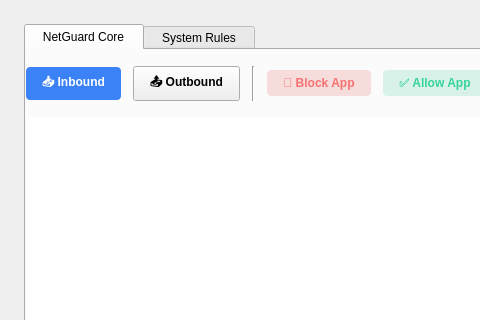
The window that src/ui/firewallwidget.ui (CodeNova5/Oasis) describes before a commit, drawn with Qt 5; both pictures show x 0 to 480 and y 0 to 320 of the 950 by 600 pixel window.
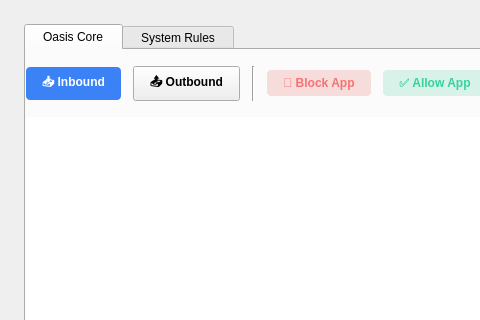
The same window after the commit.

Commit message:
Refactor project from NetGuard to Oasis
- Updated theme manager and typography headers to reflect new project name.
- Modified test suite to replace references to NetGuard with Oasis, including test descriptions and policy identifiers.
- Deleted obsolete NetGuard test project file and created new Oasis test project file.
- Updated README for WinDivert to reflect the new project name and executable.
- Created new Oasis project file with updated source and header file references.

The edit to the form file:
```diff
--- a/src/ui/firewallwidget.ui
+++ b/src/ui/firewallwidget.ui
@@ -33,7 +33,7 @@
      </property>
      <widget class="QWidget" name="tabCore">
       <attribute name="title">
-       <string>  NetGuard Core  </string>
+       <string>  Oasis Core  </string>
       </attribute>
       <layout class="QVBoxLayout" name="verticalLayoutCore">
        <property name="spacing">
```
The commit also changes 128 other files.
